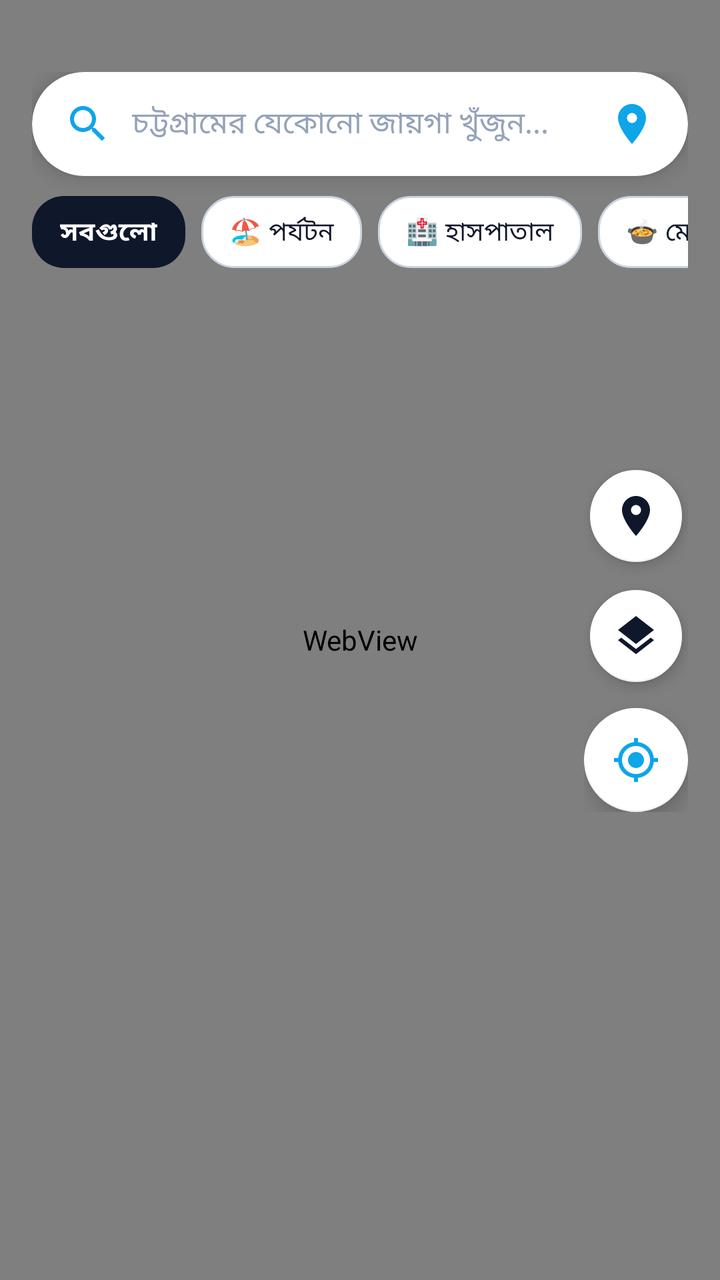
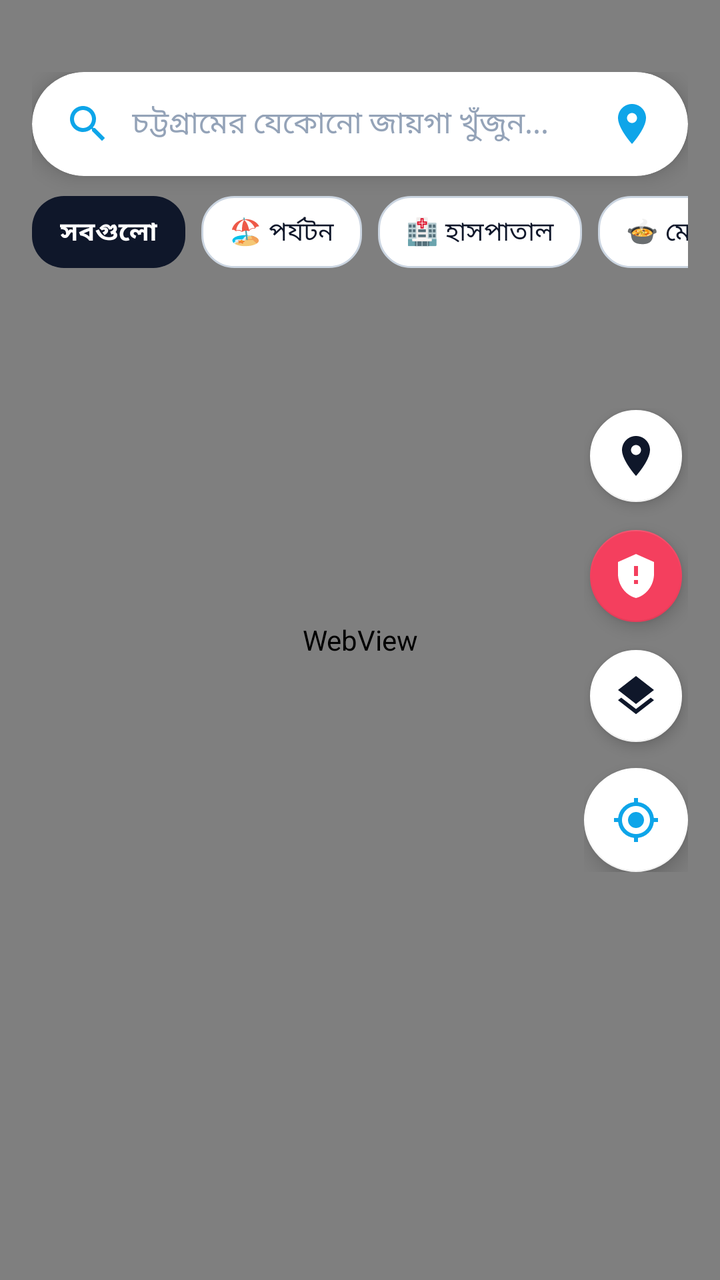

Two renders of the same Android screen: before a commit and after it. Below are the layout's source before the change and the commit's diff.
<!-- AndroidManifest.xml: activity theme Theme.Chittago -->
<!-- res/layout/activity_main.xml -->
<?xml version="1.0" encoding="utf-8"?>
<androidx.coordinatorlayout.widget.CoordinatorLayout xmlns:android="http://schemas.android.com/apk/res/android"
    xmlns:app="http://schemas.android.com/apk/res-auto"
    xmlns:tools="http://schemas.android.com/tools"
    android:layout_width="match_parent"
    android:layout_height="match_parent"
    android:background="@color/primary">

    
    <WebView
        android:id="@+id/mapWebView"
        android:layout_width="match_parent"
        android:layout_height="match_parent" />

    
    <LinearLayout
        android:id="@+id/topHeaderLayout"
        android:layout_width="match_parent"
        android:layout_height="wrap_content"
        android:orientation="vertical"
        android:paddingStart="16dp"
        android:paddingTop="36dp"
        android:paddingEnd="16dp"
        android:paddingBottom="8dp">

        
        <androidx.cardview.widget.CardView
            android:layout_width="match_parent"
            android:layout_height="52dp"
            app:cardBackgroundColor="@color/surface_white"
            app:cardCornerRadius="26dp"
            app:cardElevation="6dp">

            <LinearLayout
                android:layout_width="match_parent"
                android:layout_height="match_parent"
                android:gravity="center_vertical"
                android:orientation="horizontal"
                android:paddingStart="16dp"
                android:paddingEnd="12dp">

                <ImageView
                    android:layout_width="24dp"
                    android:layout_height="24dp"
                    android:contentDescription="@null"
                    android:src="@drawable/ic_search"
                    app:tint="@color/accent_teal" />

                <EditText
                    android:id="@+id/etSearch"
                    android:layout_width="0dp"
                    android:layout_height="match_parent"
                    android:layout_marginStart="10dp"
                    android:layout_marginEnd="6dp"
                    android:layout_weight="1"
                    android:background="@null"
                    android:hint="@string/search_hint"
                    android:imeOptions="actionSearch"
                    android:inputType="text"
                    android:maxLines="1"
                    android:textColor="@color/text_primary"
                    android:textColorHint="@color/text_muted"
                    android:textSize="15sp" />

                <ImageView
                    android:id="@+id/btnDistrictFilter"
                    android:layout_width="32dp"
                    android:layout_height="32dp"
                    android:background="?attr/selectableItemBackgroundBorderless"
                    android:contentDescription="@string/district_title"
                    android:padding="4dp"
                    android:src="@drawable/ic_district"
                    app:tint="@color/accent_teal" />

                <ImageView
                    android:id="@+id/btnClearSearch"
                    android:layout_width="32dp"
                    android:layout_height="32dp"
                    android:background="?attr/selectableItemBackgroundBorderless"
                    android:contentDescription="Clear search"
                    android:padding="6dp"
                    android:src="@drawable/ic_close"
                    android:visibility="gone"
                    app:tint="@color/text_secondary" />
            </LinearLayout>
        </androidx.cardview.widget.CardView>

        
        <androidx.cardview.widget.CardView
            android:id="@+id/cardSuggestions"
            android:layout_width="match_parent"
            android:layout_height="wrap_content"
            android:layout_marginTop="8dp"
            android:visibility="gone"
            app:cardBackgroundColor="@color/surface_white"
            app:cardCornerRadius="16dp"
            app:cardElevation="8dp">

            <androidx.recyclerview.widget.RecyclerView
                android:id="@+id/rvSuggestions"
                android:layout_width="match_parent"
                android:layout_height="wrap_content"
                android:maxHeight="260dp"
                android:paddingTop="4dp"
                android:paddingBottom="4dp" />
        </androidx.cardview.widget.CardView>

        
        <HorizontalScrollView
            android:id="@+id/horizontalChipsScroll"
            android:layout_width="match_parent"
            android:layout_height="wrap_content"
            android:layout_marginTop="10dp"
            android:clipToPadding="false"
            android:scrollbars="none">

            <LinearLayout
                android:layout_width="wrap_content"
                android:layout_height="wrap_content"
                android:orientation="horizontal">

                <TextView
                    android:id="@+id/chipAll"
                    android:layout_width="wrap_content"
                    android:layout_height="36dp"
                    android:layout_marginEnd="8dp"
                    android:background="@drawable/bg_chip_selected"
                    android:gravity="center"
                    android:paddingStart="14dp"
                    android:paddingEnd="14dp"
                    android:text="সবগুলো"
                    android:textColor="@color/surface_white"
                    android:textSize="13sp"
                    android:textStyle="bold" />

                <TextView
                    android:id="@+id/chipTourism"
                    android:layout_width="wrap_content"
                    android:layout_height="36dp"
                    android:layout_marginEnd="8dp"
                    android:background="@drawable/bg_chip_unselected"
                    android:gravity="center"
                    android:paddingStart="14dp"
                    android:paddingEnd="14dp"
                    android:text="@string/category_tourism"
                    android:textColor="@color/text_primary"
                    android:textSize="13sp" />

                <TextView
                    android:id="@+id/chipHospital"
                    android:layout_width="wrap_content"
                    android:layout_height="36dp"
                    android:layout_marginEnd="8dp"
                    android:background="@drawable/bg_chip_unselected"
                    android:gravity="center"
                    android:paddingStart="14dp"
                    android:paddingEnd="14dp"
                    android:text="@string/category_hospital"
                    android:textColor="@color/text_primary"
                    android:textSize="13sp" />

                <TextView
                    android:id="@+id/chipMezban"
                    android:layout_width="wrap_content"
                    android:layout_height="36dp"
                    android:layout_marginEnd="8dp"
                    android:background="@drawable/bg_chip_unselected"
                    android:gravity="center"
                    android:paddingStart="14dp"
                    android:paddingEnd="14dp"
                    android:text="@string/category_mezban"
                    android:textColor="@color/text_primary"
                    android:textSize="13sp" />

                <TextView
                    android:id="@+id/chipTransport"
                    android:layout_width="wrap_content"
                    android:layout_height="36dp"
                    android:layout_marginEnd="8dp"
                    android:background="@drawable/bg_chip_unselected"
                    android:gravity="center"
                    android:paddingStart="14dp"
                    android:paddingEnd="14dp"
                    android:text="@string/category_transport"
                    android:textColor="@color/text_primary"
                    android:textSize="13sp" />

                <TextView
                    android:id="@+id/chipEmergency"
                    android:layout_width="wrap_content"
                    android:layout_height="36dp"
                    android:background="@drawable/bg_chip_unselected"
                    android:gravity="center"
                    android:paddingStart="14dp"
                    android:paddingEnd="14dp"
                    android:text="@string/category_emergency"
                    android:textColor="@color/text_primary"
                    android:textSize="13sp" />
            </LinearLayout>
        </HorizontalScrollView>
    </LinearLayout>

    
    <LinearLayout
        android:layout_width="wrap_content"
        android:layout_height="wrap_content"
        android:layout_gravity="end|center_vertical"
        android:layout_marginEnd="16dp"
        android:gravity="center"
        android:orientation="vertical">

        
        <com.google.android.material.floatingactionbutton.FloatingActionButton
            android:id="@+id/fabDistrictQuick"
            android:layout_width="wrap_content"
            android:layout_height="wrap_content"
            android:layout_marginBottom="12dp"
            android:contentDescription="Select District"
            android:src="@drawable/ic_district"
            app:backgroundTint="@color/surface_white"
            app:elevation="4dp"
            app:fabCustomSize="46dp"
            app:tint="@color/primary" />

        
        <com.google.android.material.floatingactionbutton.FloatingActionButton
            android:id="@+id/fabLayers"
            android:layout_width="wrap_content"
            android:layout_height="wrap_content"
            android:layout_marginBottom="12dp"
            android:contentDescription="Change Map Layer"
            android:src="@drawable/ic_layers"
            app:backgroundTint="@color/surface_white"
            app:elevation="4dp"
            app:fabCustomSize="46dp"
            app:tint="@color/primary" />

        
        <com.google.android.material.floatingactionbutton.FloatingActionButton
            android:id="@+id/fabMyLocation"
            android:layout_width="wrap_content"
            android:layout_height="wrap_content"
            android:contentDescription="My Location"
            android:src="@drawable/ic_my_location"
            app:backgroundTint="@color/surface_white"
            app:elevation="6dp"
            app:fabCustomSize="52dp"
            app:tint="@color/accent_teal" />
    </LinearLayout>

    
    <androidx.cardview.widget.CardView
        android:id="@+id/cardRouteInfo"
        android:layout_width="match_parent"
        android:layout_height="wrap_content"
        android:layout_marginStart="16dp"
        android:layout_marginTop="150dp"
        android:layout_marginEnd="16dp"
        android:visibility="gone"
        app:cardBackgroundColor="@color/surface_white"
        app:cardCornerRadius="18dp"
        app:cardElevation="10dp">

        <LinearLayout
            android:layout_width="match_parent"
            android:layout_height="wrap_content"
            android:orientation="vertical"
            android:padding="16dp">

            <RelativeLayout
                android:layout_width="match_parent"
                android:layout_height="wrap_content">

                <TextView
                    android:id="@+id/tvRouteDestination"
                    android:layout_width="wrap_content"
                    android:layout_height="wrap_content"
                    android:layout_alignParentStart="true"
                    android:layout_toStartOf="@id/btnCloseRoute"
                    android:text="গন্তব্য: পতেঙ্গা সমুদ্র সৈকত"
                    android:textColor="@color/text_primary"
                    android:textSize="16sp"
                    android:textStyle="bold" />

                <ImageView
                    android:id="@+id/btnCloseRoute"
                    android:layout_width="28dp"
                    android:layout_height="28dp"
                    android:layout_alignParentEnd="true"
                    android:background="?attr/selectableItemBackgroundBorderless"
                    android:contentDescription="Close route"
                    android:src="@drawable/ic_close"
                    app:tint="@color/text_secondary" />
            </RelativeLayout>

            <LinearLayout
                android:layout_width="match_parent"
                android:layout_height="wrap_content"
                android:layout_marginTop="8dp"
                android:gravity="center_vertical"
                android:orientation="horizontal">

                <TextView
                    android:id="@+id/tvRouteDuration"
                    android:layout_width="wrap_content"
                    android:layout_height="wrap_content"
                    android:text="৩৫ মিনিট"
                    android:textColor="@color/emerald"
                    android:textSize="20sp"
                    android:textStyle="bold" />

                <TextView
                    android:id="@+id/tvRouteDistance"
                    android:layout_width="wrap_content"
                    android:layout_height="wrap_content"
                    android:layout_marginStart="12dp"
                    android:text="(১৫.২ কিমি)"
                    android:textColor="@color/text_secondary"
                    android:textSize="15sp" />
            </LinearLayout>

            
            <LinearLayout
                android:layout_width="match_parent"
                android:layout_height="wrap_content"
                android:layout_marginTop="12dp"
                android:gravity="center_vertical"
                android:orientation="horizontal">

                <TextView
                    android:id="@+id/btnModeDriving"
                    android:layout_width="0dp"
                    android:layout_height="34dp"
                    android:layout_marginEnd="6dp"
                    android:layout_weight="1"
                    android:background="@drawable/bg_chip_selected"
                    android:gravity="center"
                    android:text="@string/route_mode_driving"
                    android:textColor="@color/surface_white"
                    android:textSize="13sp" />

                <TextView
                    android:id="@+id/btnModeBike"
                    android:layout_width="0dp"
                    android:layout_height="34dp"
                    android:layout_marginEnd="6dp"
                    android:layout_weight="1"
                    android:background="@drawable/bg_chip_unselected"
                    android:gravity="center"
                    android:text="@string/route_mode_bike"
                    android:textColor="@color/text_primary"
                    android:textSize="13sp" />

                <TextView
                    android:id="@+id/btnModeWalking"
                    android:layout_width="0dp"
                    android:layout_height="34dp"
                    android:layout_weight="1"
                    android:background="@drawable/bg_chip_unselected"
                    android:gravity="center"
                    android:text="@string/route_mode_walking"
                    android:textColor="@color/text_primary"
                    android:textSize="13sp" />
            </LinearLayout>
        </LinearLayout>
    </androidx.cardview.widget.CardView>

    
    <androidx.cardview.widget.CardView
        android:id="@+id/cardPoiDetail"
        android:layout_width="match_parent"
        android:layout_height="wrap_content"
        android:layout_gravity="bottom"
        android:visibility="gone"
        app:cardBackgroundColor="@color/surface_white"
        app:cardCornerRadius="24dp"
        app:cardElevation="12dp">

        <LinearLayout
            android:layout_width="match_parent"
            android:layout_height="wrap_content"
            android:orientation="vertical"
            android:padding="20dp">

            
            <View
                android:layout_width="36dp"
                android:layout_height="4dp"
                android:layout_gravity="center_horizontal"
                android:layout_marginBottom="12dp"
                android:background="@drawable/bg_glass_search" />

            <RelativeLayout
                android:layout_width="match_parent"
                android:layout_height="wrap_content">

                <TextView
                    android:id="@+id/tvPoiName"
                    android:layout_width="wrap_content"
                    android:layout_height="wrap_content"
                    android:layout_alignParentStart="true"
                    android:layout_toStartOf="@id/btnClosePoiDetail"
                    android:text="পতেঙ্গা সমুদ্র সৈকত"
                    android:textColor="@color/text_primary"
                    android:textSize="19sp"
                    android:textStyle="bold" />

                <ImageView
                    android:id="@+id/btnClosePoiDetail"
                    android:layout_width="28dp"
                    android:layout_height="28dp"
                    android:layout_alignParentEnd="true"
                    android:background="?attr/selectableItemBackgroundBorderless"
                    android:contentDescription="Close details"
                    android:src="@drawable/ic_close"
                    app:tint="@color/text_secondary" />
            </RelativeLayout>

            
            <LinearLayout
                android:layout_width="match_parent"
                android:layout_height="wrap_content"
                android:layout_marginTop="6dp"
                android:gravity="center_vertical"
                android:orientation="horizontal">

                <TextView
                    android:id="@+id/tvPoiDistrict"
                    android:layout_width="wrap_content"
                    android:layout_height="wrap_content"
                    android:background="@drawable/bg_chip_unselected"
                    android:paddingStart="8dp"
                    android:paddingTop="2dp"
                    android:paddingEnd="8dp"
                    android:paddingBottom="2dp"
                    android:text="চট্টগ্রাম জেলা"
                    android:textColor="@color/accent_teal"
                    android:textSize="12sp"
                    android:textStyle="bold" />

                <TextView
                    android:id="@+id/tvPoiDistance"
                    android:layout_width="wrap_content"
                    android:layout_height="wrap_content"
                    android:layout_marginStart="10dp"
                    android:text="দূরত্ব: ১২.৫ কিমি"
                    android:textColor="@color/text_secondary"
                    android:textSize="13sp" />
            </LinearLayout>

            <TextView
                android:id="@+id/tvPoiDescription"
                android:layout_width="match_parent"
                android:layout_height="wrap_content"
                android:layout_marginTop="10dp"
                android:text="চট্টগ্রাম শহরের অন্যতম জনপ্রিয় সমুদ্র সৈকত।"
                android:textColor="@color/text_secondary"
                android:textSize="14sp" />

            
            <LinearLayout
                android:layout_width="match_parent"
                android:layout_height="wrap_content"
                android:layout_marginTop="16dp"
                android:orientation="horizontal">

                
                <com.google.android.material.button.MaterialButton
                    android:id="@+id/btnGetDirections"
                    android:layout_width="0dp"
                    android:layout_height="48dp"
                    android:layout_weight="2"
                    android:backgroundTint="@color/accent_teal"
                    android:text="@string/btn_directions"
                    android:textAllCaps="false"
                    android:textColor="@color/surface_white"
                    android:textSize="14sp"
                    app:cornerRadius="14dp"
                    app:icon="@drawable/ic_directions"
                    app:iconGravity="textStart"
                    app:iconTint="@color/surface_white" />

                
                <com.google.android.material.button.MaterialButton
                    android:id="@+id/btnCallPoi"
                    style="@style/Widget.MaterialComponents.Button.OutlinedButton"
                    android:layout_width="0dp"
                    android:layout_height="48dp"
                    android:layout_marginStart="8dp"
                    android:layout_weight="1"
                    android:text="কল"
                    android:textAllCaps="false"
                    android:textColor="@color/emerald"
                    app:cornerRadius="14dp"
                    app:icon="@drawable/ic_call"
                    app:iconGravity="textStart"
                    app:iconTint="@color/emerald"
                    app:strokeColor="@color/emerald" />
            </LinearLayout>
        </LinearLayout>
    </androidx.cardview.widget.CardView>

</androidx.coordinatorlayout.widget.CoordinatorLayout>
<!-- resources referenced by this layout -->
<resources>
  <color name="accent_teal">#0EA5E9</color>
  <color name="emerald">#10B981</color>
  <color name="primary">#0F172A</color>
  <color name="surface_white">#FFFFFF</color>
  <color name="text_muted">#94A3B8</color>
  <color name="text_primary">#0F172A</color>
  <color name="text_secondary">#64748B</color>
  <!-- drawable bg_chip_selected (drawable) -->
  <?xml version="1.0" encoding="utf-8"?>
  <shape xmlns:android="http://schemas.android.com/apk/res/android"
      android:shape="rectangle">
      <corners android:radius="16dp" />
      <solid android:color="#0F172A" />
  </shape>
  <!-- drawable bg_chip_unselected (drawable) -->
  <?xml version="1.0" encoding="utf-8"?>
  <shape xmlns:android="http://schemas.android.com/apk/res/android"
      android:shape="rectangle">
      <corners android:radius="16dp" />
      <solid android:color="#FFFFFF" />
      <stroke
          android:width="1dp"
          android:color="#CBD5E1" />
  </shape>
  <!-- drawable bg_glass_search (drawable) -->
  <?xml version="1.0" encoding="utf-8"?>
  <shape xmlns:android="http://schemas.android.com/apk/res/android"
      android:shape="rectangle">
      <corners android:radius="24dp" />
      <solid android:color="#F8FAFC" />
      <stroke
          android:width="1.5dp"
          android:color="#E2E8F0" />
  </shape>
  <!-- drawable ic_close (drawable) -->
  <vector xmlns:android="http://schemas.android.com/apk/res/android"
      android:width="24dp"
      android:height="24dp"
      android:viewportWidth="24"
      android:viewportHeight="24">
      <path
          android:fillColor="#64748B"
          android:pathData="M19,6.41L17.59,5 12,10.59 6.41,5 5,6.41 10.59,12 5,17.59 6.41,19 12,13.41 17.59,19 19,17.59 13.41,12z" />
  </vector>
  <!-- drawable ic_layers (drawable) -->
  <vector xmlns:android="http://schemas.android.com/apk/res/android"
      android:width="24dp"
      android:height="24dp"
      android:viewportWidth="24"
      android:viewportHeight="24">
      <path
          android:fillColor="#0EA5E9"
          android:pathData="M11.99,18.54l-7.37,-5.73L3,14.07l9,7 9,-7 -1.63,-1.27 -7.38,5.74zM12,16l7.36,-5.73L21,9l-9,-7 -9,7 1.63,1.27L12,16z" />
  </vector>
  <string name="btn_directions">রুট ও নেভিগেশন</string>
  <string name="category_emergency">🚨 জরুরি সেবা</string>
  <string name="category_hospital">🏥 হাসপাতাল</string>
  <string name="category_mezban">🍲 মেজবানি</string>
  <string name="category_tourism">🏖️ পর্যটন</string>
  <string name="category_transport">🚌 স্টেশন</string>
  <string name="district_title">চট্টগ্রাম বিভাগ (১১ জেলা)</string>
  <string name="route_mode_bike">🏍️ বাইক</string>
  <string name="route_mode_driving">🚗 গাড়ি</string>
  <string name="route_mode_walking">🚶 হাঁটা</string>
  <string name="search_hint">চট্টগ্রামের যেকোনো জায়গা খুঁজুন...</string>
  <color name="primary_dark">#020617</color>
  <color name="coral">#F43F5E</color>
  <!-- unchanged entries left out for length: 6 -->
</resources>

<!-- the commit's change to res/layout/activity_main.xml (unified diff, before → after) -->
@@ -224,6 +224,19 @@
 
         
         <com.google.android.material.floatingactionbutton.FloatingActionButton
+            android:id="@+id/fabEmergency"
+            android:layout_width="wrap_content"
+            android:layout_height="wrap_content"
+            android:layout_marginBottom="12dp"
+            android:contentDescription="Emergency Helpline"
+            android:src="@drawable/ic_emergency"
+            app:backgroundTint="@color/coral"
+            app:elevation="5dp"
+            app:fabCustomSize="46dp"
+            app:tint="@color/surface_white" />
+
+        
+        <com.google.android.material.floatingactionbutton.FloatingActionButton
             android:id="@+id/fabLayers"
             android:layout_width="wrap_content"
             android:layout_height="wrap_content"
@@ -362,6 +375,24 @@
                     android:textColor="@color/text_primary"
                     android:textSize="13sp" />
             </LinearLayout>
+
+            
+            <com.google.android.material.button.MaterialButton
+                android:id="@+id/btnViewRouteSteps"
+                style="@style/Widget.MaterialComponents.Button.OutlinedButton"
+                android:layout_width="match_parent"
+                android:layout_height="40dp"
+                android:layout_marginTop="10dp"
+                android:text="টার্ন-বাই-টার্ন পথনির্দেশনা দেখুন"
+                android:textAllCaps="false"
+                android:textColor="@color/accent_teal"
+                android:textSize="13sp"
+                app:cornerRadius="10dp"
+                app:icon="@drawable/ic_directions"
+                app:iconGravity="textStart"
+                app:iconSize="16dp"
+                app:iconTint="@color/accent_teal"
+                app:strokeColor="@color/accent_teal" />
         </LinearLayout>
     </androidx.cardview.widget.CardView>
 
@@ -496,6 +527,23 @@
                     app:iconGravity="textStart"
                     app:iconTint="@color/emerald"
                     app:strokeColor="@color/emerald" />
+
+                
+                <com.google.android.material.button.MaterialButton
+                    android:id="@+id/btnSharePoi"
+                    style="@style/Widget.MaterialComponents.Button.OutlinedButton"
+                    android:layout_width="0dp"
+                    android:layout_height="48dp"
+                    android:layout_marginStart="8dp"
+                    android:layout_weight="1"
+                    android:text="শেয়ার"
+                    android:textAllCaps="false"
+                    android:textColor="@color/accent_teal"
+                    app:cornerRadius="14dp"
+                    app:icon="@drawable/ic_share"
+                    app:iconGravity="textStart"
+                    app:iconTint="@color/accent_teal"
+                    app:strokeColor="@color/accent_teal" />
             </LinearLayout>
         </LinearLayout>
     </androidx.cardview.widget.CardView>
<!-- resource entries referenced after the edit -->
@@ -44,6 +44,16 @@
           android:fillColor="#64748B"
           android:pathData="M19,6.41L17.59,5 12,10.59 6.41,5 5,6.41 10.59,12 5,17.59 6.41,19 12,13.41 17.59,19 19,17.59 13.41,12z" />
   </vector>
+  <!-- drawable ic_emergency (drawable) -->
+  <vector xmlns:android="http://schemas.android.com/apk/res/android"
+      android:width="24dp"
+      android:height="24dp"
+      android:viewportWidth="24"
+      android:viewportHeight="24">
+      <path
+          android:fillColor="#FFFFFF"
+          android:pathData="M12,1L3,5v6c0,5.55 3.84,10.74 9,12 5.16,-1.26 9,-6.45 9,-12V5l-9,-4zM13,16h-2v-2h2v2zM13,12h-2V7h2v5z"/>
+  </vector>
   <!-- drawable ic_layers (drawable) -->
   <vector xmlns:android="http://schemas.android.com/apk/res/android"
       android:width="24dp"
@@ -53,6 +63,16 @@
       <path
           android:fillColor="#0EA5E9"
           android:pathData="M11.99,18.54l-7.37,-5.73L3,14.07l9,7 9,-7 -1.63,-1.27 -7.38,5.74zM12,16l7.36,-5.73L21,9l-9,-7 -9,7 1.63,1.27L12,16z" />
+  </vector>
+  <!-- drawable ic_share (drawable) -->
+  <vector xmlns:android="http://schemas.android.com/apk/res/android"
+      android:width="24dp"
+      android:height="24dp"
+      android:viewportWidth="24"
+      android:viewportHeight="24">
+      <path
+          android:fillColor="#FFFFFF"
+          android:pathData="M18,16.08c-0.76,0 -1.44,0.3 -1.96,0.77L8.91,12.7c0.05,-0.23 0.09,-0.46 0.09,-0.7s-0.04,-0.47 -0.09,-0.7l7.05,-4.11c0.54,0.5 1.25,0.81 2.04,0.81 1.66,0 3,-1.34 3,-3s-1.34,-3 -3,-3 -3,1.34 -3,3c0,0.24 0.04,0.47 0.09,0.7L8.04,9.81C7.5,9.31 6.79,9 6,9c-1.66,0 -3,1.34 -3,3s1.34,3 3,3c0.79,0 1.5,-0.31 2.04,-0.81l7.12,4.16c-0.05,0.21 -0.08,0.43 -0.08,0.65 0,1.61 1.31,2.92 2.92,2.92 1.61,0 2.92,-1.31 2.92,-2.92s-1.31,-2.92 -2.92,-2.92z"/>
   </vector>
   <string name="btn_directions">রুট ও নেভিগেশন</string>
   <string name="category_emergency">🚨 জরুরি সেবা</string>
